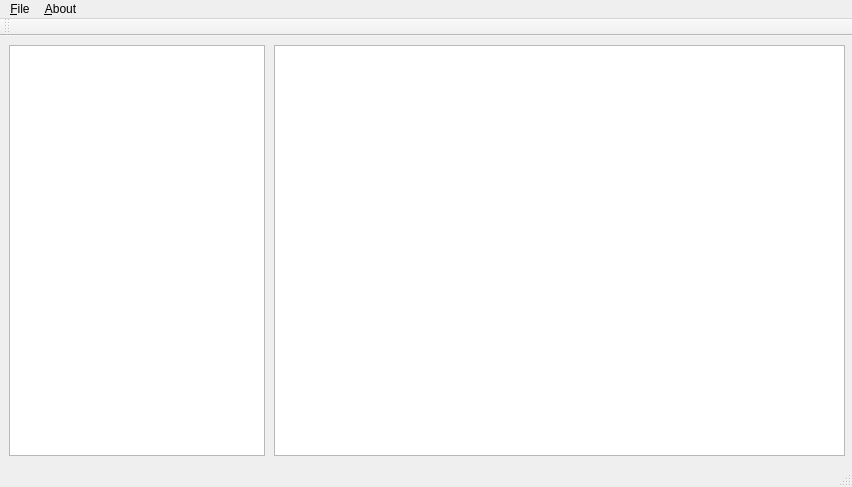
Qt form mainwindow.ui (AlexPolotnyanko/HW) before a commit.
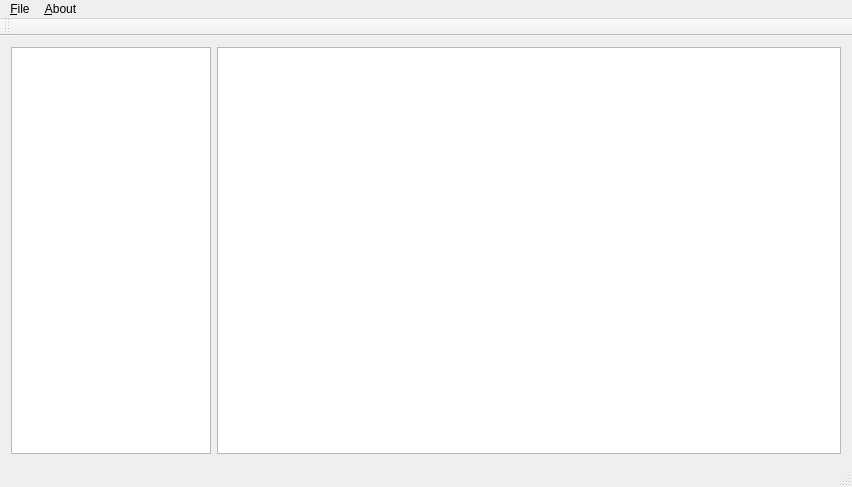
The same form after that commit.

```diff
--- a/mainwindow.ui
+++ b/mainwindow.ui
@@ -14,15 +14,9 @@
    <string>MainWindow</string>
   </property>
   <widget class="QWidget" name="centralWidget">
+   <layout class="QGridLayout" name="gridLayout">
+    <item row="0" column="1">
    <widget class="QTextEdit" name="textEdit">
-    <property name="geometry">
-     <rect>
-      <x>274</x>
-      <y>9</y>
-      <width>571</width>
-      <height>411</height>
-     </rect>
-    </property>
     <property name="sizePolicy">
      <sizepolicy hsizetype="Expanding" vsizetype="Expanding">
       <horstretch>0</horstretch>
@@ -33,19 +27,33 @@
      <bool>true</bool>
     </property>
    </widget>
+    </item>
+    <item row="0" column="0">
    <widget class="QListWidget" name="listWidget">
-    <property name="geometry">
-     <rect>
-      <x>9</x>
-      <y>9</y>
-      <width>256</width>
-      <height>411</height>
-     </rect>
+      <property name="sizePolicy">
+       <sizepolicy hsizetype="Preferred" vsizetype="Preferred">
+        <horstretch>0</horstretch>
+        <verstretch>0</verstretch>
+       </sizepolicy>
+      </property>
+      <property name="minimumSize">
+       <size>
+        <width>200</width>
+        <height>0</height>
+       </size>
+      </property>
+      <property name="maximumSize">
+       <size>
+        <width>200</width>
+        <height>16777215</height>
+       </size>
     </property>
     <property name="autoScroll">
      <bool>false</bool>
     </property>
    </widget>
+    </item>
+   </layout>
   </widget>
   <widget class="QMenuBar" name="menuBar">
    <property name="geometry">
```
Lines whose indentation alone changed are shown as unchanged.
